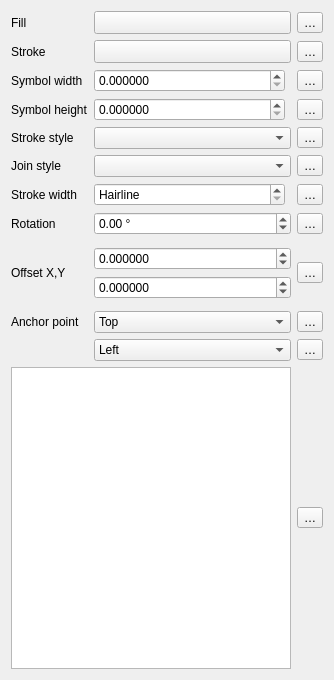
This is src/ui/symbollayer/widget_ellipse.ui in carsmie/QGIS as Qt 5 draws it before an edit. The edited form follows.
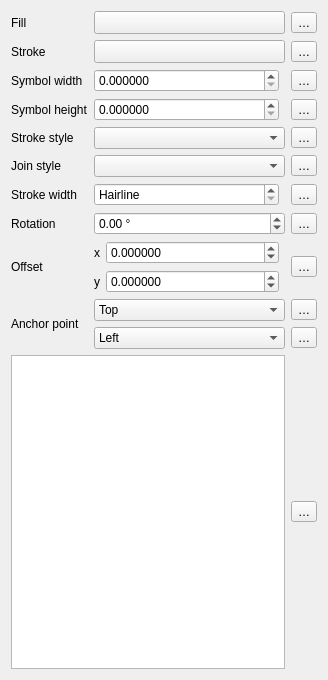
This is the edited form. Custom widgets are drawn as their Qt base class.

```diff
--- a/src/ui/symbollayer/widget_ellipse.ui
+++ b/src/ui/symbollayer/widget_ellipse.ui
@@ -6,7 +6,7 @@
    <rect>
     <x>0</x>
     <y>0</y>
-    <width>334</width>
+    <width>328</width>
     <height>680</height>
    </rect>
   </property>
@@ -46,17 +46,16 @@
          <height>0</height>
         </size>
        </property>
+       <property name="focusPolicy">
+        <enum>Qt::StrongFocus</enum>
+       </property>
       </widget>
      </item>
     </layout>
    </item>
    <item row="5" column="1">
-    <layout class="QHBoxLayout" name="horizontalLayout_7">
-     <item>
       <widget class="QgsPenJoinStyleComboBox" name="cboJoinStyle"/>
      </item>
-    </layout>
-   </item>
    <item row="0" column="0">
     <widget class="QLabel" name="label_3">
      <property name="sizePolicy">
@@ -74,8 +73,6 @@
     </widget>
    </item>
    <item row="9" column="1">
-    <layout class="QHBoxLayout" name="horizontalLayout_13">
-     <item>
       <widget class="QComboBox" name="mVerticalAnchorComboBox">
        <item>
         <property name="text">
@@ -94,12 +91,10 @@
        </item>
       </widget>
      </item>
-    </layout>
-   </item>
    <item row="8" column="0">
     <widget class="QLabel" name="label_5">
      <property name="text">
-      <string>Offset X,Y</string>
+      <string>Offset</string>
      </property>
      <property name="buddy">
       <cstring>spinOffsetX</cstring>
@@ -128,14 +123,14 @@
    </item>
    <item row="8" column="1">
     <layout class="QGridLayout" name="gridLayout">
-     <item row="2" column="1" rowspan="2">
-      <layout class="QVBoxLayout" name="verticalLayout">
-       <property name="rightMargin">
-        <number>0</number>
+     <item row="2" column="0">
+      <widget class="QLabel" name="label_2">
+       <property name="text">
+        <string>x</string>
        </property>
-      </layout>
+      </widget>
      </item>
-     <item row="3" column="0">
+     <item row="2" column="1">
       <widget class="QgsDoubleSpinBox" name="spinOffsetX">
        <property name="sizePolicy">
         <sizepolicy hsizetype="Minimum" vsizetype="Fixed">
@@ -157,7 +152,7 @@
        </property>
       </widget>
      </item>
-     <item row="5" column="0">
+     <item row="2" column="2" rowspan="2">
       <widget class="QgsUnitSelectionWidget" name="mOffsetUnitWidget" native="true">
        <property name="minimumSize">
         <size>
@@ -165,9 +160,19 @@
          <height>0</height>
         </size>
        </property>
+       <property name="focusPolicy">
+        <enum>Qt::StrongFocus</enum>
+       </property>
       </widget>
      </item>
-     <item row="4" column="0">
+     <item row="3" column="0">
+      <widget class="QLabel" name="label_4">
+       <property name="text">
+        <string>y</string>
+       </property>
+      </widget>
+     </item>
+     <item row="3" column="1">
       <widget class="QgsDoubleSpinBox" name="spinOffsetY">
        <property name="sizePolicy">
         <sizepolicy hsizetype="Minimum" vsizetype="Fixed">
@@ -208,12 +213,8 @@
     </widget>
    </item>
    <item row="4" column="1">
-    <layout class="QHBoxLayout" name="horizontalLayout_8">
-     <item>
       <widget class="QgsPenStyleComboBox" name="mStrokeStyleComboBox"/>
      </item>
-    </layout>
-   </item>
    <item row="6" column="0">
     <widget class="QLabel" name="mStrokeWidthLabel">
      <property name="text">
@@ -225,8 +226,6 @@
     </widget>
    </item>
    <item row="7" column="1">
-    <layout class="QHBoxLayout" name="horizontalLayout_10">
-     <item>
       <widget class="QgsDoubleSpinBox" name="mRotationSpinBox">
        <property name="wrapping">
         <bool>true</bool>
@@ -245,11 +244,7 @@
        </property>
       </widget>
      </item>
-    </layout>
-   </item>
    <item row="11" column="0" colspan="2">
-    <layout class="QHBoxLayout" name="horizontalLayout_11">
-     <item>
       <widget class="QListWidget" name="mShapeListWidget">
        <property name="sizePolicy">
         <sizepolicy hsizetype="Expanding" vsizetype="Expanding">
@@ -295,11 +290,7 @@
        </property>
       </widget>
      </item>
-    </layout>
-   </item>
    <item row="10" column="1">
-    <layout class="QHBoxLayout" name="horizontalLayout_14">
-     <item>
       <widget class="QComboBox" name="mHorizontalAnchorComboBox">
        <item>
         <property name="text">
@@ -318,9 +309,7 @@
        </item>
       </widget>
      </item>
-    </layout>
-   </item>
-   <item row="9" column="0">
+   <item row="9" column="0" rowspan="2">
     <widget class="QLabel" name="mAnchorPointLabel">
      <property name="text">
       <string>Anchor point</string>
@@ -341,11 +330,6 @@
     </widget>
    </item>
    <item row="0" column="1">
-    <layout class="QHBoxLayout" name="horizontalLayout_9">
-     <property name="topMargin">
-      <number>0</number>
-     </property>
-     <item>
       <widget class="QgsColorButton" name="btnChangeColorFill">
        <property name="sizePolicy">
         <sizepolicy hsizetype="Expanding" vsizetype="Fixed">
@@ -370,8 +354,6 @@
        </property>
       </widget>
      </item>
-    </layout>
-   </item>
    <item row="2" column="0">
     <widget class="QLabel" name="mSymbolWidthLabel">
      <property name="text">
@@ -417,16 +399,14 @@
          <height>0</height>
         </size>
        </property>
+       <property name="focusPolicy">
+        <enum>Qt::StrongFocus</enum>
+       </property>
       </widget>
      </item>
     </layout>
    </item>
    <item row="1" column="1">
-    <layout class="QHBoxLayout" name="horizontalLayout_12">
-     <property name="topMargin">
-      <number>0</number>
-     </property>
-     <item>
       <widget class="QgsColorButton" name="btnChangeColorStroke">
        <property name="sizePolicy">
         <sizepolicy hsizetype="Expanding" vsizetype="Fixed">
@@ -451,8 +431,6 @@
        </property>
       </widget>
      </item>
-    </layout>
-   </item>
    <item row="4" column="0">
     <widget class="QLabel" name="mStrokeStyleLabel">
      <property name="text">
@@ -586,6 +564,11 @@
   </layout>
  </widget>
  <customwidgets>
+  <customwidget>
+   <class>QgsDoubleSpinBox</class>
+   <extends>QDoubleSpinBox</extends>
+   <header>qgsdoublespinbox.h</header>
+  </customwidget>
   <customwidget>
    <class>QgsColorButton</class>
    <extends>QToolButton</extends>
@@ -597,11 +580,6 @@
    <extends>QToolButton</extends>
    <header>qgspropertyoverridebutton.h</header>
   </customwidget>
-  <customwidget>
-   <class>QgsDoubleSpinBox</class>
-   <extends>QDoubleSpinBox</extends>
-   <header>qgsdoublespinbox.h</header>
-  </customwidget>
   <customwidget>
    <class>QgsPenJoinStyleComboBox</class>
    <extends>QComboBox</extends>
```
Left out of the diff: 19 changed lines with no effect on the pictures. Lines whose indentation alone changed are shown as unchanged.
